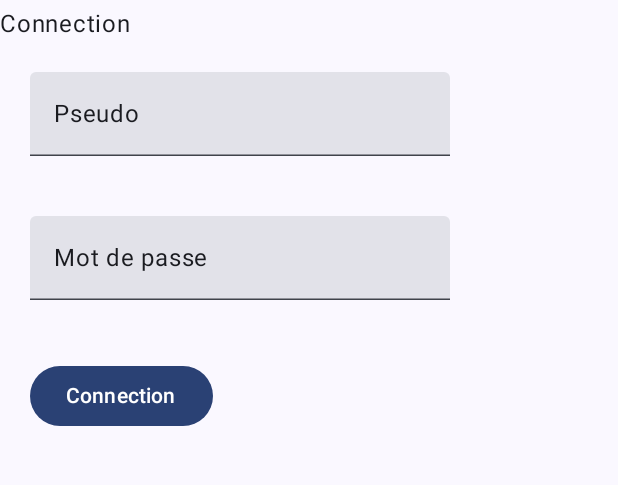
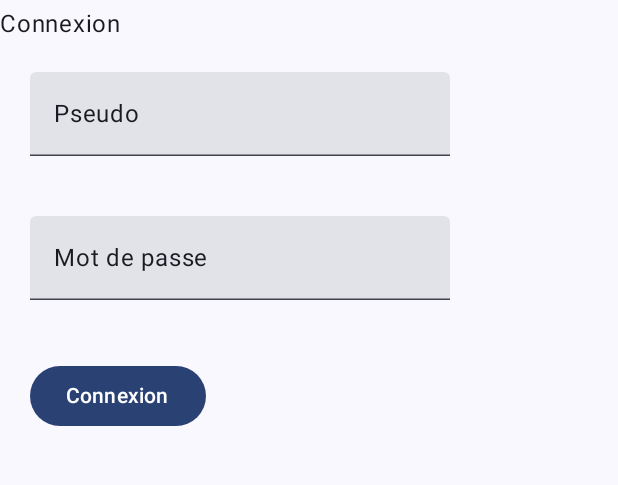
Before and after one commit to JdAlix/ScienceQuest, an Android app built with Jetpack Compose: the screen it shows after launch (MainActivity), on a phone screen of 412 x 824 dp, the part 66-551 px from its top. Run offline under Robolectric (Android 15) with nearby library versions, the phone set to English and light mode, and no system bars.

Commit message:
Correction faute

```diff
--- a/android/app/src/main/res/values/strings.xml
+++ b/android/app/src/main/res/values/strings.xml
@@ -1,7 +1,7 @@
 <resources>
     <string name="app_name">ScienceQuest</string>
     <string name="title_activity_account">AccountActivity</string>
-    <string name="connection">Connection</string>
+    <string name="connection">Connexion</string>
     <string name="Pseudo">Pseudo</string>
     <string name="mdp">Mot de passe</string>
     <string name="Compte">Compte</string>
```
